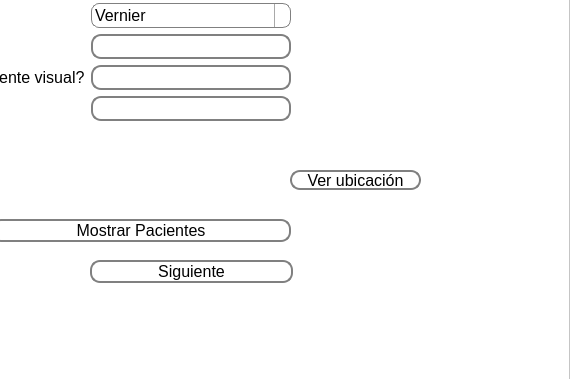
Qt form interface/ViAT/Agregardatos.ui (vhenaoi/OpenBCI_acquisition_python_ViAT) before a commit; both pictures show x 771 to 1341 and y 231 to 610 of the 1341 by 610 pixel window.
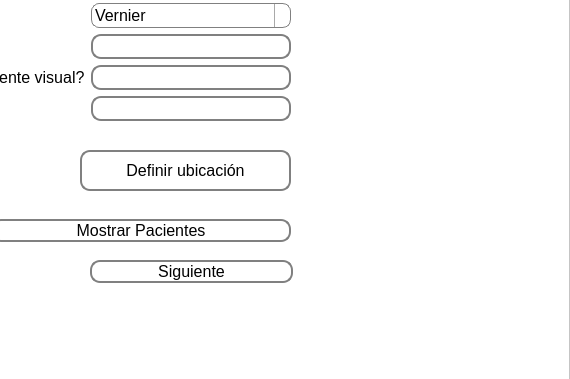
The same form after that commit. Icons and pictures are not drawn.

```diff
--- a/interface/ViAT/Agregardatos.ui
+++ b/interface/ViAT/Agregardatos.ui
@@ -1120,10 +1120,10 @@
     <widget class="QPushButton" name="save">
      <property name="geometry">
       <rect>
-       <x>1060</x>
-       <y>400</y>
-       <width>131</width>
-       <height>20</height>
+       <x>850</x>
+       <y>380</y>
+       <width>211</width>
+       <height>41</height>
       </rect>
      </property>
      <property name="font">
@@ -1161,7 +1161,7 @@
 </string>
      </property>
      <property name="text">
-      <string>Ver ubicación</string>
+      <string>Definir ubicación</string>
      </property>
      <property name="icon">
       <iconset theme="save">
@@ -1171,8 +1171,8 @@
     <widget class="QLabel" name="savelogo">
      <property name="geometry">
       <rect>
-       <x>1100</x>
-       <y>360</y>
+       <x>1020</x>
+       <y>380</y>
        <width>51</width>
        <height>41</height>
       </rect>
```
